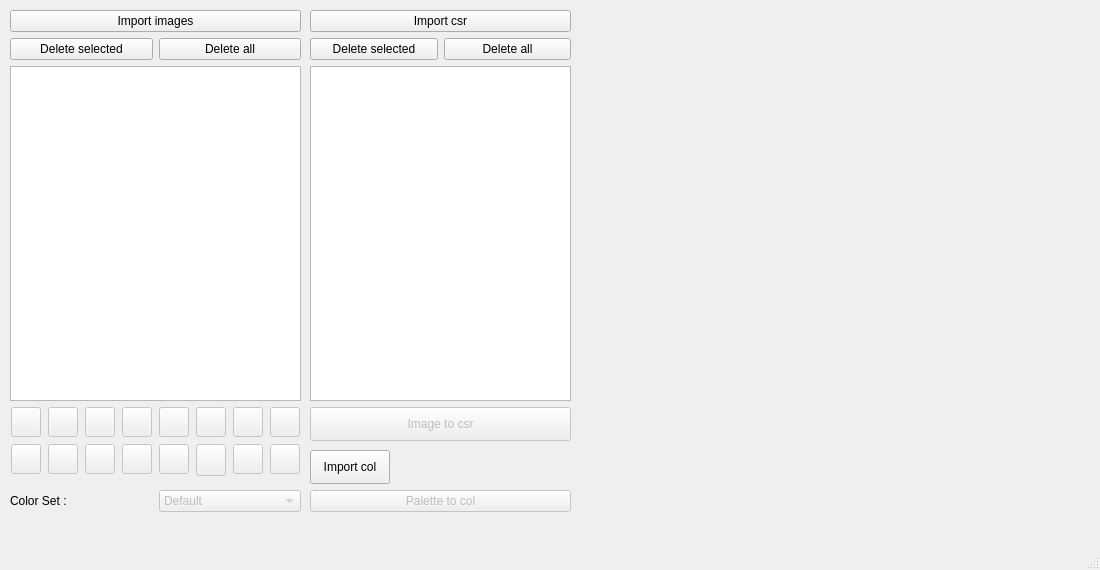
Above: src/main_window.ui from android172/CVHD-OPD-editor before the change. Below: the same form after it.
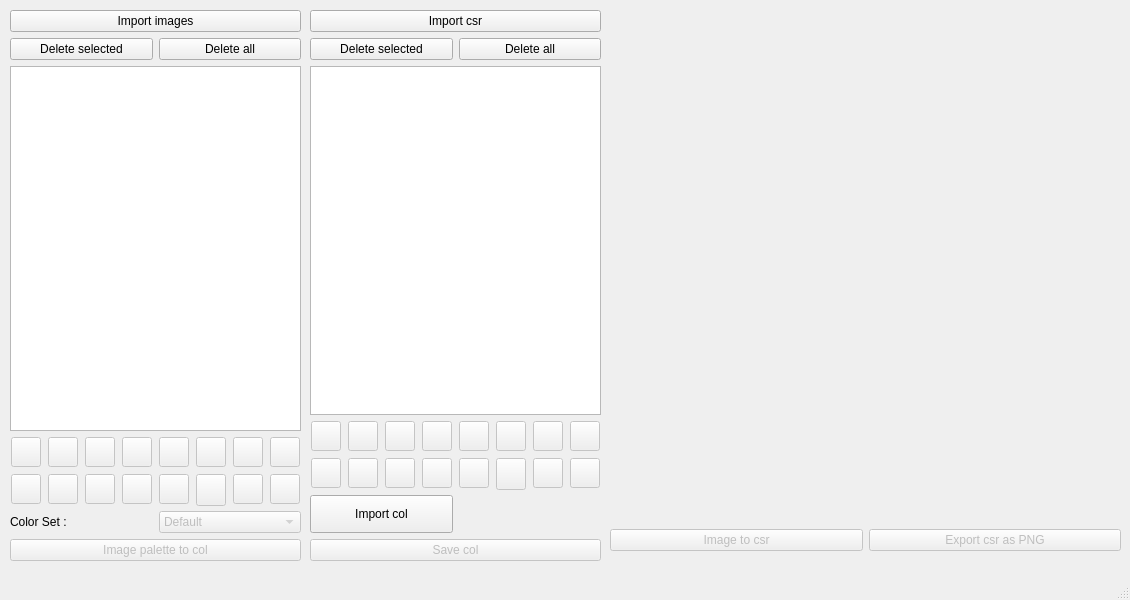
That is the form after the change. Custom widgets are drawn as their Qt base class.

Commit message: Version 3: - Added ability to see imported csr images. - Added ability to see imported col palettes. - Csr images can be exported as png. - Palette to col now only replaces csrs original palette without saving to actual file.

Patch:
```diff
--- a/src/main_window.ui
+++ b/src/main_window.ui
@@ -9,20 +9,20 @@
    <rect>
     <x>0</x>
     <y>0</y>
-    <width>1100</width>
-    <height>570</height>
+    <width>1130</width>
+    <height>600</height>
    </rect>
   </property>
   <property name="minimumSize">
    <size>
-    <width>1100</width>
-    <height>570</height>
+    <width>1130</width>
+    <height>600</height>
    </size>
   </property>
   <property name="maximumSize">
    <size>
-    <width>1100</width>
-    <height>570</height>
+    <width>1130</width>
+    <height>600</height>
    </size>
   </property>
   <property name="windowTitle">
@@ -41,10 +41,20 @@
       <x>10</x>
       <y>10</y>
       <width>291</width>
-      <height>511</height>
+      <height>551</height>
      </rect>
     </property>
     <layout class="QGridLayout" name="gridLayout">
+     <item row="2" column="0">
+      <widget class="QListWidget" name="list_images">
+       <property name="selectionMode">
+        <enum>QAbstractItemView::SingleSelection</enum>
+       </property>
+       <property name="selectionBehavior">
+        <enum>QAbstractItemView::SelectItems</enum>
+       </property>
+      </widget>
+     </item>
      <item row="4" column="0">
       <layout class="QHBoxLayout" name="horizontalLayout_4">
        <item>
@@ -52,7 +62,7 @@
          <property name="minimumSize">
           <size>
            <width>0</width>
-           <height>40</height>
+           <height>0</height>
           </size>
          </property>
          <property name="text">
@@ -465,16 +475,6 @@
        </item>
       </layout>
      </item>
-     <item row="2" column="0">
-      <widget class="QListWidget" name="list_images"/>
-     </item>
-     <item row="0" column="0">
-      <widget class="QPushButton" name="bt_import_images">
-       <property name="text">
-        <string>Import images</string>
-       </property>
-      </widget>
-     </item>
      <item row="1" column="0">
       <layout class="QHBoxLayout" name="horizontalLayout">
        <item>
@@ -493,15 +493,38 @@
        </item>
       </layout>
      </item>
+     <item row="0" column="0">
+      <widget class="QPushButton" name="bt_import_images">
+       <property name="text">
+        <string>Import images</string>
+       </property>
+      </widget>
+     </item>
+     <item row="5" column="0">
+      <widget class="QPushButton" name="bt_palette_to_col">
+       <property name="enabled">
+        <bool>false</bool>
+       </property>
+       <property name="minimumSize">
+        <size>
+         <width>0</width>
+         <height>0</height>
+        </size>
+       </property>
+       <property name="text">
+        <string>Image palette to col</string>
+       </property>
+      </widget>
+     </item>
     </layout>
    </widget>
    <widget class="QLabel" name="label_image_view">
     <property name="enabled">
-     <bool>false</bool>
+     <bool>true</bool>
     </property>
     <property name="geometry">
      <rect>
-      <x>580</x>
+      <x>610</x>
       <y>10</y>
       <width>512</width>
       <height>512</height>
@@ -531,8 +554,8 @@
      <rect>
       <x>310</x>
       <y>10</y>
-      <width>261</width>
-      <height>431</height>
+      <width>291</width>
+      <height>551</height>
      </rect>
     </property>
     <layout class="QVBoxLayout" name="verticalLayout">
@@ -562,8 +585,432 @@
       </layout>
      </item>
      <item>
-      <widget class="QListWidget" name="list_csrs"/>
+      <widget class="QListWidget" name="list_csrs">
+       <property name="selectionMode">
+        <enum>QAbstractItemView::SingleSelection</enum>
+       </property>
+       <property name="selectionBehavior">
+        <enum>QAbstractItemView::SelectItems</enum>
+       </property>
+       <property name="selectionRectVisible">
+        <bool>false</bool>
+       </property>
+      </widget>
      </item>
+     <item>
+      <layout class="QGridLayout" name="gridLayout_3">
+       <item row="1" column="4">
+        <widget class="ColorButton" name="bt_icol_C">
+         <property name="enabled">
+          <bool>false</bool>
+         </property>
+         <property name="minimumSize">
+          <size>
+           <width>30</width>
+           <height>30</height>
+          </size>
+         </property>
+         <property name="maximumSize">
+          <size>
+           <width>30</width>
+           <height>30</height>
+          </size>
+         </property>
+         <property name="text">
+          <string/>
+         </property>
+        </widget>
+       </item>
+       <item row="0" column="3">
+        <widget class="ColorButton" name="bt_icol_3">
+         <property name="enabled">
+          <bool>false</bool>
+         </property>
+         <property name="minimumSize">
+          <size>
+           <width>30</width>
+           <height>30</height>
+          </size>
+         </property>
+         <property name="maximumSize">
+          <size>
+           <width>30</width>
+           <height>30</height>
+          </size>
+         </property>
+         <property name="text">
+          <string/>
+         </property>
+        </widget>
+       </item>
+       <item row="1" column="0">
+        <widget class="ColorButton" name="bt_icol_8">
+         <property name="enabled">
+          <bool>false</bool>
+         </property>
+         <property name="minimumSize">
+          <size>
+           <width>30</width>
+           <height>30</height>
+          </size>
+         </property>
+         <property name="maximumSize">
+          <size>
+           <width>30</width>
+           <height>30</height>
+          </size>
+         </property>
+         <property name="text">
+          <string/>
+         </property>
+        </widget>
+       </item>
+       <item row="1" column="2">
+        <widget class="ColorButton" name="bt_icol_A">
+         <property name="enabled">
+          <bool>false</bool>
+         </property>
+         <property name="minimumSize">
+          <size>
+           <width>30</width>
+           <height>30</height>
+          </size>
+         </property>
+         <property name="maximumSize">
+          <size>
+           <width>30</width>
+           <height>30</height>
+          </size>
+         </property>
+         <property name="text">
+          <string/>
+         </property>
+        </widget>
+       </item>
+       <item row="1" column="7">
+        <widget class="ColorButton" name="bt_icol_F">
+         <property name="enabled">
+          <bool>false</bool>
+         </property>
+         <property name="minimumSize">
+          <size>
+           <width>30</width>
+           <height>30</height>
+          </size>
+         </property>
+         <property name="maximumSize">
+          <size>
+           <width>30</width>
+           <height>30</height>
+          </size>
+         </property>
+         <property name="text">
+          <string/>
+         </property>
+        </widget>
+       </item>
+       <item row="0" column="2">
+        <widget class="ColorButton" name="bt_icol_2">
+         <property name="enabled">
+          <bool>false</bool>
+         </property>
+         <property name="minimumSize">
+          <size>
+           <width>30</width>
+           <height>30</height>
+          </size>
+         </property>
+         <property name="maximumSize">
+          <size>
+           <width>30</width>
+           <height>30</height>
+          </size>
+         </property>
+         <property name="text">
+          <string/>
+         </property>
+        </widget>
+       </item>
+       <item row="0" column="4">
+        <widget class="ColorButton" name="bt_icol_4">
+         <property name="enabled">
+          <bool>false</bool>
+         </property>
+         <property name="minimumSize">
+          <size>
+           <width>30</width>
+           <height>30</height>
+          </size>
+         </property>
+         <property name="maximumSize">
+          <size>
+           <width>30</width>
+           <height>30</height>
+          </size>
+         </property>
+         <property name="text">
+          <string/>
+         </property>
+        </widget>
+       </item>
+       <item row="0" column="1">
+        <widget class="ColorButton" name="bt_icol_1">
+         <property name="enabled">
+          <bool>false</bool>
+         </property>
+         <property name="minimumSize">
+          <size>
+           <width>30</width>
+           <height>30</height>
+          </size>
+         </property>
+         <property name="maximumSize">
+          <size>
+           <width>30</width>
+           <height>30</height>
+          </size>
+         </property>
+         <property name="text">
+          <string/>
+         </property>
+        </widget>
+       </item>
+       <item row="0" column="7">
+        <widget class="ColorButton" name="bt_icol_7">
+         <property name="enabled">
+          <bool>false</bool>
+         </property>
+         <property name="minimumSize">
+          <size>
+           <width>30</width>
+           <height>30</height>
+          </size>
+         </property>
+         <property name="maximumSize">
+          <size>
+           <width>30</width>
+           <height>30</height>
+          </size>
+         </property>
+         <property name="text">
+          <string/>
+         </property>
+        </widget>
+       </item>
+       <item row="1" column="3">
+        <widget class="ColorButton" name="bt_icol_B">
+         <property name="enabled">
+          <bool>false</bool>
+         </property>
+         <property name="minimumSize">
+          <size>
+           <width>30</width>
+           <height>30</height>
+          </size>
+         </property>
+         <property name="maximumSize">
+          <size>
+           <width>30</width>
+           <height>30</height>
+          </size>
+         </property>
+         <property name="text">
+          <string/>
+         </property>
+        </widget>
+       </item>
+       <item row="0" column="0">
+        <widget class="ColorButton" name="bt_icol_0">
+         <property name="enabled">
+          <bool>false</bool>
+         </property>
+         <property name="minimumSize">
+          <size>
+           <width>30</width>
+           <height>30</height>
+          </size>
+         </property>
+         <property name="maximumSize">
+          <size>
+           <width>30</width>
+           <height>30</height>
+          </size>
+         </property>
+         <property name="text">
+          <string/>
+         </property>
+        </widget>
+       </item>
+       <item row="1" column="6">
+        <widget class="ColorButton" name="bt_icol_E">
+         <property name="enabled">
+          <bool>false</bool>
+         </property>
+         <property name="minimumSize">
+          <size>
+           <width>30</width>
+           <height>30</height>
+          </size>
+         </property>
+         <property name="maximumSize">
+          <size>
+           <width>30</width>
+           <height>30</height>
+          </size>
+         </property>
+         <property name="text">
+          <string/>
+         </property>
+        </widget>
+       </item>
+       <item row="1" column="5">
+        <widget class="ColorButton" name="bt_icol_D">
+         <property name="enabled">
+          <bool>false</bool>
+         </property>
+         <property name="minimumSize">
+          <size>
+           <width>30</width>
+           <height>32</height>
+          </size>
+         </property>
+         <property name="maximumSize">
+          <size>
+           <width>30</width>
+           <height>30</height>
+          </size>
+         </property>
+         <property name="text">
+          <string/>
+         </property>
+        </widget>
+       </item>
+       <item row="1" column="1">
+        <widget class="ColorButton" name="bt_icol_9">
+         <property name="enabled">
+          <bool>false</bool>
+         </property>
+         <property name="minimumSize">
+          <size>
+           <width>30</width>
+           <height>30</height>
+          </size>
+         </property>
+         <property name="maximumSize">
+          <size>
+           <width>30</width>
+           <height>30</height>
+          </size>
+         </property>
+         <property name="text">
+          <string/>
+         </property>
+        </widget>
+       </item>
+       <item row="0" column="5">
+        <widget class="ColorButton" name="bt_icol_5">
+         <property name="enabled">
+          <bool>false</bool>
+         </property>
+         <property name="minimumSize">
+          <size>
+           <width>30</width>
+           <height>30</height>
+          </size>
+         </property>
+         <property name="maximumSize">
+          <size>
+           <width>30</width>
+           <height>30</height>
+          </size>
+         </property>
+         <property name="text">
+          <string/>
+         </property>
+        </widget>
+       </item>
+       <item row="0" column="6">
+        <widget class="ColorButton" name="bt_icol_6">
+         <property name="enabled">
+          <bool>false</bool>
+         </property>
+         <property name="minimumSize">
+          <size>
+           <width>30</width>
+           <height>30</height>
+          </size>
+         </property>
+         <property name="maximumSize">
+          <size>
+           <width>30</width>
+           <height>30</height>
+          </size>
+         </property>
+         <property name="text">
+          <string/>
+         </property>
+        </widget>
+       </item>
+      </layout>
+     </item>
+     <item>
+      <layout class="QHBoxLayout" name="horizontalLayout_5">
+       <item>
+        <widget class="QPushButton" name="bt_import_col">
+         <property name="minimumSize">
+          <size>
+           <width>0</width>
+           <height>38</height>
+          </size>
+         </property>
+         <property name="text">
+          <string>Import col</string>
+         </property>
+        </widget>
+       </item>
+       <item>
+        <widget class="QLabel" name="label_col">
+         <property name="minimumSize">
+          <size>
+           <width>100</width>
+           <height>0</height>
+          </size>
+         </property>
+         <property name="text">
+          <string/>
+         </property>
+        </widget>
+       </item>
+      </layout>
+     </item>
+     <item>
+      <widget class="QPushButton" name="bt_save_col">
+       <property name="enabled">
+        <bool>false</bool>
+       </property>
+       <property name="minimumSize">
+        <size>
+         <width>0</width>
+         <height>0</height>
+        </size>
+       </property>
+       <property name="text">
+        <string>Save col</string>
+       </property>
+      </widget>
+     </item>
+    </layout>
+   </widget>
+   <widget class="QWidget" name="horizontalLayoutWidget">
+    <property name="geometry">
+     <rect>
+      <x>610</x>
+      <y>520</y>
+      <width>511</width>
+      <height>41</height>
+     </rect>
+    </property>
+    <layout class="QHBoxLayout" name="horizontalLayout_3">
      <item>
       <widget class="QPushButton" name="bt_image_to_csr">
        <property name="enabled">
@@ -572,7 +1019,7 @@
        <property name="minimumSize">
         <size>
          <width>0</width>
-         <height>34</height>
+         <height>0</height>
         </size>
        </property>
        <property name="text">
@@ -580,46 +1027,8 @@
        </property>
       </widget>
      </item>
-    </layout>
-   </widget>
-   <widget class="QWidget" name="formLayoutWidget">
-    <property name="geometry">
-     <rect>
-      <x>310</x>
-      <y>450</y>
-      <width>261</width>
-      <height>71</height>
-     </rect>
-    </property>
-    <layout class="QFormLayout" name="formLayout">
-     <item row="0" column="0">
-      <widget class="QPushButton" name="bt_import_col">
-       <property name="minimumSize">
-        <size>
-         <width>0</width>
-         <height>34</height>
-        </size>
-       </property>
-       <property name="text">
-        <string>Import col</string>
-       </property>
-      </widget>
-     </item>
-     <item row="0" column="1">
-      <widget class="QLabel" name="label_col">
-       <property name="minimumSize">
-        <size>
-         <width>100</width>
-         <height>0</height>
-        </size>
-       </property>
-       <property name="text">
-        <string/>
-       </property>
-      </widget>
-     </item>
-     <item row="1" column="0" colspan="2">
-      <widget class="QPushButton" name="bt_palette_to_col">
+     <item>
+      <widget class="QPushButton" name="bt_export_csr">
        <property name="enabled">
         <bool>false</bool>
        </property>
@@ -630,7 +1039,7 @@
         </size>
        </property>
        <property name="text">
-        <string>Palette to col</string>
+        <string>Export csr as PNG</string>
        </property>
       </widget>
      </item>
@@ -642,8 +1051,8 @@
     <rect>
      <x>0</x>
      <y>0</y>
-     <width>1100</width>
-     <height>21</height>
+     <width>1130</width>
+     <height>30</height>
     </rect>
    </property>
   </widget>
```
The commit also changes 10 other files.
